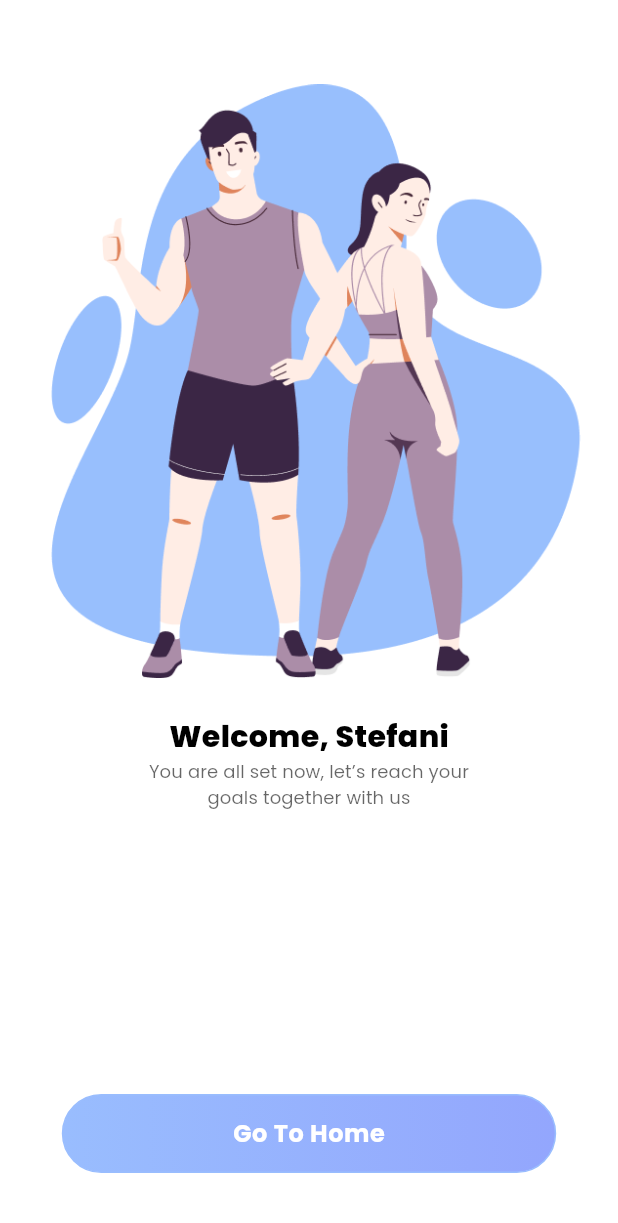
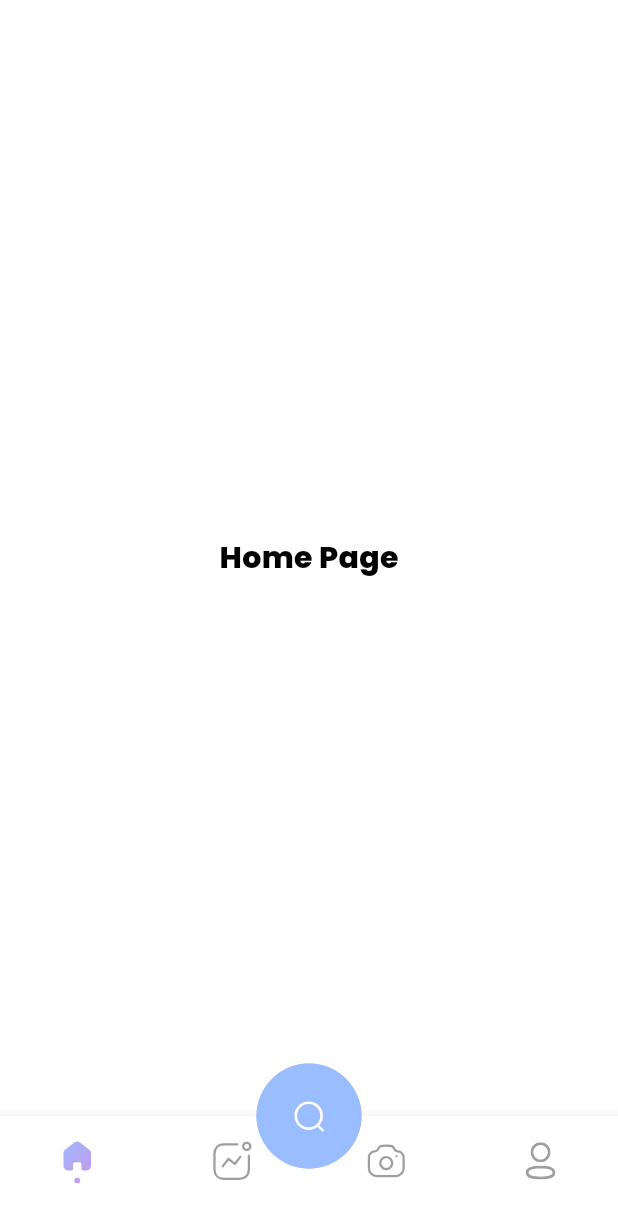
Before and after one commit to MaRyamFatima1120/fitnest_app, a Flutter app: the WelcomePage screen opened by its route, after a tap on "Go To Home", on a phone screen of 412 x 824 dp. Shown: the top 1223 px of the screen. Run offline on Flutter 3.47's test engine with Material 3 defaults, Android fonts, the phone set to English and light mode, and no system bars; our stand-ins replace carousel_slider, firebase_core, flutter_svg, get, google_fonts; accounts and stored records are empty.

Commit message:
Work on Main Tab View Page

```diff
--- a/lib/common/constants/app_icon.dart
+++ b/lib/common/constants/app_icon.dart
@@ -9,4 +9,8 @@ class AppIcon{
   static const String user="assets/icons/user.svg";
   static const String weight="assets/icons/weight.svg";
   static const String loginIcon="assets/icons/Login.svg";
+  static const String home="assets/icons/home.svg";
+  static const String camera="assets/icons/Camera.svg";
+  static const String activity="assets/icons/Activity.svg";
+  static const String search="assets/icons/Search.svg";
 }
--- /dev/null
+++ b/lib/src/getx_binding/main_tab_binding.dart
@@ -0,0 +1,10 @@
+import 'package:fitnest_app/src/view_model/main_tab_controller.dart';
+import 'package:fitnest_app/src/view_model/register/profile_controller.dart';
+import 'package:get/get.dart';
+
+class MainTabBinding implements Bindings {
+  @override
+  void dependencies() {
+    Get.lazyPut(() => MainTabController());
+  }
+}
--- a/lib/src/routes/app_pages.dart
+++ b/lib/src/routes/app_pages.dart
@@ -6,7 +6,9 @@ import 'package:fitnest_app/src/view/registerPages/profile_page.dart';
 import 'package:fitnest_app/src/view/registerPages/welcome_page.dart';
 import 'package:get/get.dart';
 import '../getx_binding/binding.dart';
+import '../getx_binding/main_tab_binding.dart';
 import '../getx_binding/register_binding.dart';
+import '../view/dashboard_pages/main_tab/main_tab_view.dart';
 import '../view/onboarding_pages/onboard.dart';
 import '../view/onboarding_pages/onboard_page.dart';
 import '../view/registerPages/register_page.dart';
@@ -52,6 +54,12 @@ class AppPage {
       transition: Transition.fade,
     ),
     GetPage(
+      name: MyAppRouts.mainPage,
+      page: () => const MainTabView(),
+      transition: Transition.fade,
+      binding: MainTabBinding(),
+    ),
+    GetPage(
         name: MyAppRouts.errorPage,
         page: () => const ErrorPage(),
         transition: Transition.fade),
--- a/lib/src/routes/route.dart
+++ b/lib/src/routes/route.dart
@@ -6,5 +6,6 @@ class MyAppRouts{
   static const String welcomePage="/welcome";
   static const String goalPage="/goal";
   static const String loginPage="/login";
+  static const String mainPage="/main";
   static const String errorPage="/error";
 }
--- /dev/null
+++ b/lib/src/view/dashboard_pages/main_tab/main_tab_view.dart
@@ -0,0 +1,155 @@
+import 'package:fitnest_app/common/constants/app_icon.dart';
+import 'package:fitnest_app/common/constants/global_variable.dart';
+import 'package:flutter/material.dart';
+import 'package:flutter_svg/flutter_svg.dart';
+import 'package:get/get.dart';
+
+import '../../../view_model/main_tab_controller.dart';
+
+class MainTabView extends StatefulWidget {
+  const MainTabView({super.key});
+
+  @override
+  State<MainTabView> createState() => _MainTabViewState();
+}
+
+class _MainTabViewState extends State<MainTabView> {
+  final MainTabController controller = Get.find();
+
+
+  final List<Widget> _pages =[
+    const Center(child: Text("Home Page"),),
+    const Center(child: Text("View Page"),),
+    const Center(child: Text("Inbox Page"),),
+    const Center(child: Text("Profile Page"),),
+  ];
+  @override
+  Widget build(BuildContext context) {
+    return Scaffold(
+      backgroundColor: colorScheme(context).onPrimary,
+      body: Obx(() => _pages[controller.selected.value]),
+        floatingActionButton: Container(
+          width: 70,
+          height: 70,
+          margin:const EdgeInsets.all(12.0),
+          decoration: BoxDecoration(
+            shape: BoxShape.circle,
+            gradient: LinearGradient(
+              colors: [colorScheme(context).primary, colorScheme(context).secondary], // Gradient colors
+              begin: Alignment.topLeft,
+              end: Alignment.bottomRight,
+            ),
+          ),
+        // Optional: Adds spacing between FAB and gradient border
+          child: FloatingActionButton(
+            shape: const CircleBorder(),
+            onPressed: () {
+              // Your action
+            },
+            elevation: 0,
+
+            child: SvgPicture.asset(
+              AppIcon.search,
+              width: 23,
+              height: 23,
+              colorFilter: const ColorFilter.mode(Colors.white, BlendMode.srcIn),
+            ),
+          ),
+        ),
+        floatingActionButtonLocation: FloatingActionButtonLocation.centerDocked,
+        bottomNavigationBar: Obx(
+              () => Container(
+                height: 80,
+                child: BottomNavigationBar(
+                  type: BottomNavigationBarType.fixed,
+                  backgroundColor: colorScheme(context).onPrimary,
+                  currentIndex: controller.selected.value,
+                  onTap: controller.onItemTap,
+
+                  items: [
+                    BottomNavigationBarItem(
+                      icon: GradientIcon(
+                        AppIcon.home,
+                        width: 30,
+                        height: 30,
+                        isSelected: controller.selected.value == 0,
+                      ),
+                      label: "",
+                    ),
+                    BottomNavigationBarItem(
+                        icon: GradientIcon(
+                          AppIcon.activity,
+                          width: 30,
+                          height: 30,
+                          isSelected: controller.selected.value == 1,
+                        ),
+                        label: ""),
+                    BottomNavigationBarItem(
+                        icon: GradientIcon(
+                          AppIcon.camera,
+                          width: 30,
+                          height: 30,
+                          isSelected: controller.selected.value == 2,
+                        ),
+                        label: ""),
+                    BottomNavigationBarItem(
+                        icon: GradientIcon(
+                          AppIcon.profile,
+                          width: 30,
+                          height: 30,
+                          isSelected: controller.selected.value == 3,
+                        ),
+                        label: ""),
+                  ],
+                ),
+              ),
+        ));
+
+  }
+
+  }
+
+class GradientIcon extends StatelessWidget {
+  final String assetPath;
+  final double width;
+  final double height;
+  final bool isSelected;
+
+  const GradientIcon(this.assetPath, {
+    Key? key,
+    required this.width,
+    required this.height,
+    required this.isSelected,
+  }) : super(key: key);
+
+  @override
+  Widget build(BuildContext context) {
+    if (isSelected) {
+      // Apply gradient for selected item
+      return ShaderMask(
+        shaderCallback: (bounds) =>
+            LinearGradient(
+              colors: [
+                colorScheme(context).primary,
+                colorScheme(context).surface
+              ], // Gradient colors
+              begin: Alignment.topLeft,
+              end: Alignment.bottomRight,
+            ).createShader(bounds),
+        child: SvgPicture.asset(
+          assetPath,
+          width: width,
+          height: height,
+          colorFilter: const ColorFilter.mode(Colors.white, BlendMode.srcIn),
+        ),
+      );
+    } else {
+      return SvgPicture.asset(
+        assetPath,
+        width: width,
+        height: height,
+        colorFilter: const ColorFilter.mode(Colors.grey, BlendMode.srcIn),
+      );
+    }
+  }
+}
--- a/lib/src/view/registerPages/welcome_page.dart
+++ b/lib/src/view/registerPages/welcome_page.dart
@@ -40,7 +40,7 @@ class _WelcomePageState extends State<WelcomePage> {
             SizedBox(height:Get.height * 0.23 ,),
             CustomButton(
               pressed: () {
-
+                Get.toNamed("/main");
               },
               text: "Go To Home",
               width: Get.width * 0.8,
--- /dev/null
+++ b/lib/src/view_model/main_tab_controller.dart
@@ -0,0 +1,15 @@
+
+import 'package:get/get.dart';
+
+class MainTabController extends GetxController{
+  var selected =0.obs;
+
+  void onItemTap(int index){
+    selected.value=index;
+  }
+
+  void setInitialTab(int index){
+    selected.value=index;
+  }
+
+}
```
Also changed, not shown: lib/src/getx_binding/profie_binding.dart (+3 -8 lines), assets/icons/Activity.svg (added), assets/icons/Camera.svg (added), assets/icons/Search.svg (added), assets/icons/home.svg (added).
